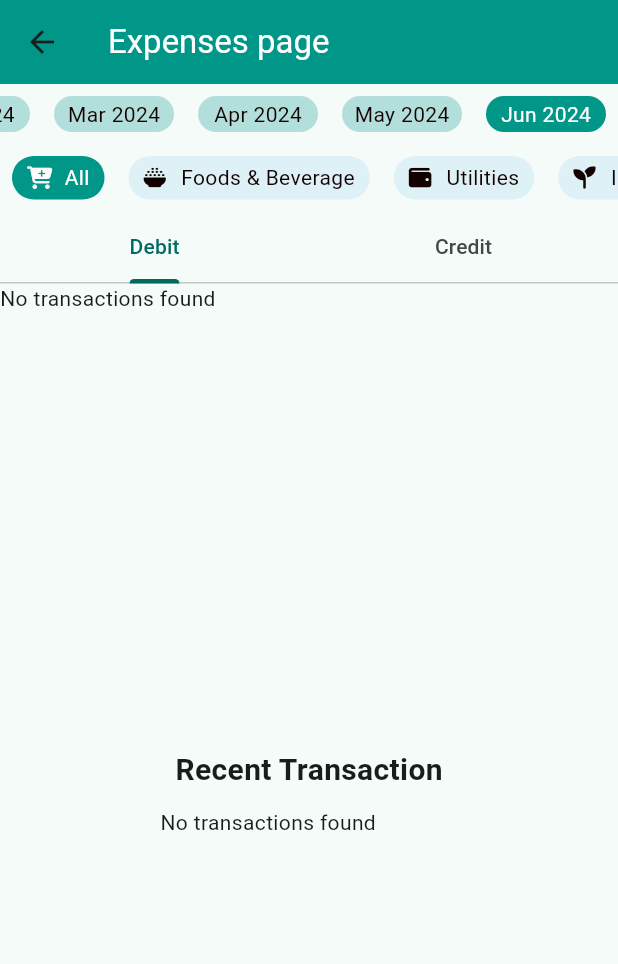
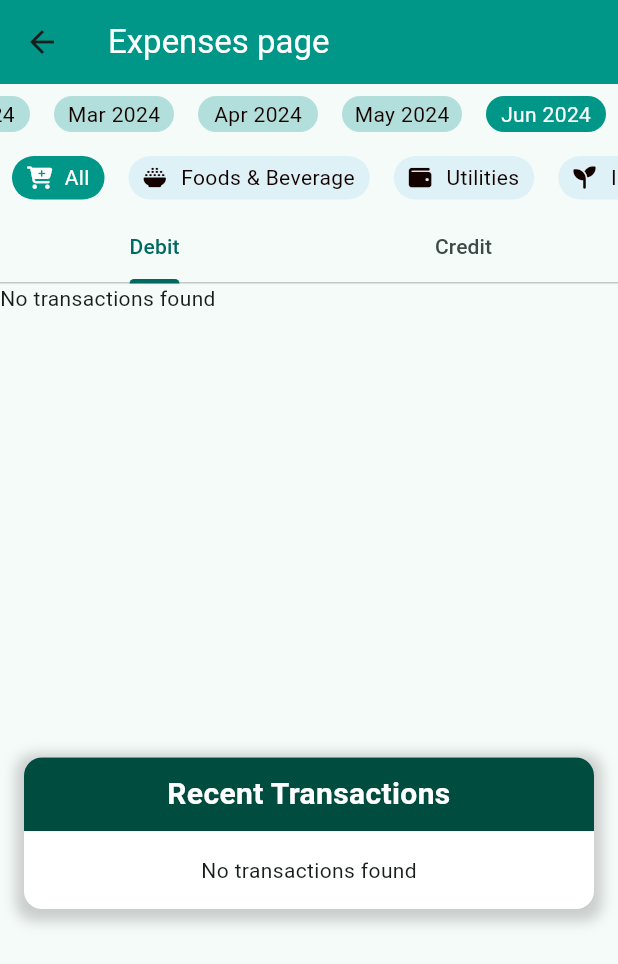
Before and after one commit to Apiz22/FinTrack, a Flutter app: the ExpensesPage screen opened directly, on a phone screen of 412 x 824 dp. Shown: the top 964 px of the screen. Run offline on Flutter 3.47's test engine with Material 3 defaults, Android fonts, the phone set to English and light mode, and no system bars; our stand-ins replace cloud_firestore, firebase_auth, firebase_core, font_awesome_flutter, percent_indicator; accounts and stored records are empty.

Commit message:
UI: update

```diff
--- a/lib/pages/home_screen.dart
+++ b/lib/pages/home_screen.dart
@@ -1,5 +1,4 @@
 import 'package:FinTrack/gamification/points.dart';
-import 'package:FinTrack/gamification/view_history.dart';
 import 'package:FinTrack/pages/summary.dart';
 import 'package:cloud_firestore/cloud_firestore.dart';
 import 'package:firebase_auth/firebase_auth.dart';
--- a/lib/service/database.dart
+++ b/lib/service/database.dart
@@ -148,4 +148,29 @@ class Database {
       return 0;
     }
   }
+
+  Future<double> getRemainAmount() async {
+    // Get the current month and year in "MMM y" format
+    String currentMonthYear = DateFormat("MMM y").format(DateTime.now());
+    final userId = FirebaseAuth.instance.currentUser!.uid;
+
+    // Fetch the document
+    final userDoc = await FirebaseFirestore.instance
+        .collection('users')
+        .doc(userId)
+        .collection('monthly_income')
+        .doc(currentMonthYear)
+        .get();
+
+    // Check if the document exists
+    if (userDoc.exists) {
+      // Safely cast the data to a Map
+      final data = userDoc.data();
+      // Return the remainAmount or 0 if it doesn't exist
+      return data?["remainAmount"] ?? 0.0;
+    } else {
+      // Return 0 if the document does not exist
+      return 0.0;
+    }
+  }
 }
--- a/lib/widgets/transaction_card.dart
+++ b/lib/widgets/transaction_card.dart
@@ -10,28 +10,51 @@ class TransactionsCard extends StatelessWidget {
 
   @override
   Widget build(BuildContext context) {
-    return Column(
-      crossAxisAlignment: CrossAxisAlignment.start,
+    return Padding(
+      padding: const EdgeInsets.all(16.0),
+      child: Container(
+        decoration: BoxDecoration(
+          color: Colors.white,
+          borderRadius: BorderRadius.circular(12),
+          boxShadow: [
+            BoxShadow(
+              color: Colors.grey.withOpacity(0.5),
+              spreadRadius: 5,
+              blurRadius: 7,
+              offset: Offset(0, 3), // changes position of shadow
+            ),
+          ],
+        ),
+        child: Column(
+          crossAxisAlignment: CrossAxisAlignment.center,
           children: [
-        Padding(
-          padding: const EdgeInsets.all(10.0),
+            Container(
+              decoration: BoxDecoration(
+                color: Colors.teal.shade900,
+                borderRadius: BorderRadius.vertical(top: Radius.circular(12)),
+              ),
+              padding: EdgeInsets.all(10),
+              width: double.infinity,
               child: const Text(
-            "Recent Transaction",
+                "Recent Transactions",
                 style: TextStyle(
                   fontSize: 20,
                   fontWeight: FontWeight.w600,
+                  color: Colors.white,
+                ),
+                textAlign: TextAlign.center,
               ),
             ),
+            const RecentTransactionList(),
+          ],
         ),
-        // const SizedBox(height: 10), // Add SizedBox for spacing
-        RecentTransactionList(),
-      ],
+      ),
     );
   }
 }
 
 class RecentTransactionList extends StatefulWidget {
-  RecentTransactionList({
+  const RecentTransactionList({
     super.key,
   });
 
@@ -56,12 +79,21 @@ class _RecentTransactionListState extends State<RecentTransactionList> {
           .snapshots(),
       builder: (BuildContext context, AsyncSnapshot<QuerySnapshot> snapshot) {
         if (snapshot.hasError) {
-            return const Text('Something went wrong');
+          return const Padding(
+            padding: EdgeInsets.all(16.0),
+            child: Text('Something went wrong'),
+          );
         } else if (snapshot.connectionState == ConnectionState.waiting) {
-            return const Text("Loading");
+          return const Padding(
+            padding: EdgeInsets.all(16.0),
+            child: Text("Loading"),
+          );
         }
         if (!snapshot.hasData || snapshot.data!.docs.isEmpty) {
-            return const Text("No transactions found");
+          return const Padding(
+            padding: EdgeInsets.all(16.0),
+            child: Text("No transactions found"),
+          );
         }
 
         var data = snapshot.data!.docs;
@@ -77,6 +109,7 @@ class _RecentTransactionListState extends State<RecentTransactionList> {
             );
           },
         );
-        });
+      },
+    );
   }
 }
```
Lines whose indentation alone changed are shown as unchanged.
